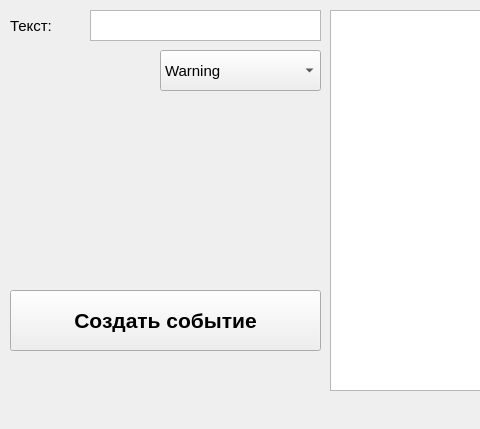
Before: the Qt Designer form mainwindow.ui in edfefegeger/Qt_win_status, drawn with Qt 5; both pictures show x 0 to 480 and y 0 to 429 of the 842 by 429 pixel window.
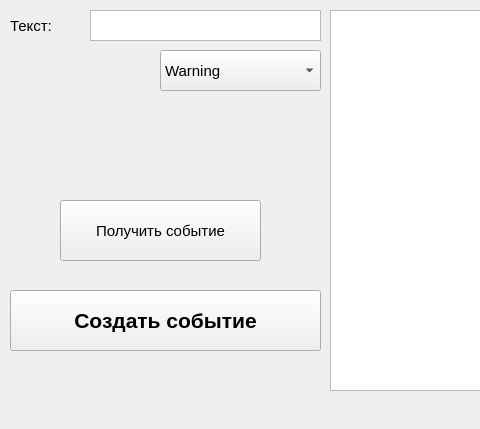
After: the same form once the commit is applied.

Commit message: логирование последнего элемента с битыми данными

What changed in the file:
```diff
--- a/mainwindow.ui
+++ b/mainwindow.ui
@@ -122,6 +122,19 @@
 &lt;p style=&quot;-qt-paragraph-type:empty; margin-top:0px; margin-bottom:0px; margin-left:0px; margin-right:0px; -qt-block-indent:0; text-indent:0px;&quot;&gt;&lt;br /&gt;&lt;/p&gt;&lt;/body&gt;&lt;/html&gt;</string>
     </property>
    </widget>
+   <widget class="QPushButton" name="pushButton_2">
+    <property name="geometry">
+     <rect>
+      <x>60</x>
+      <y>200</y>
+      <width>201</width>
+      <height>61</height>
+     </rect>
+    </property>
+    <property name="text">
+     <string>Получить событие</string>
+    </property>
+   </widget>
   </widget>
   <widget class="QMenuBar" name="menubar">
    <property name="geometry">
```
The commit also changes 2 other files.
